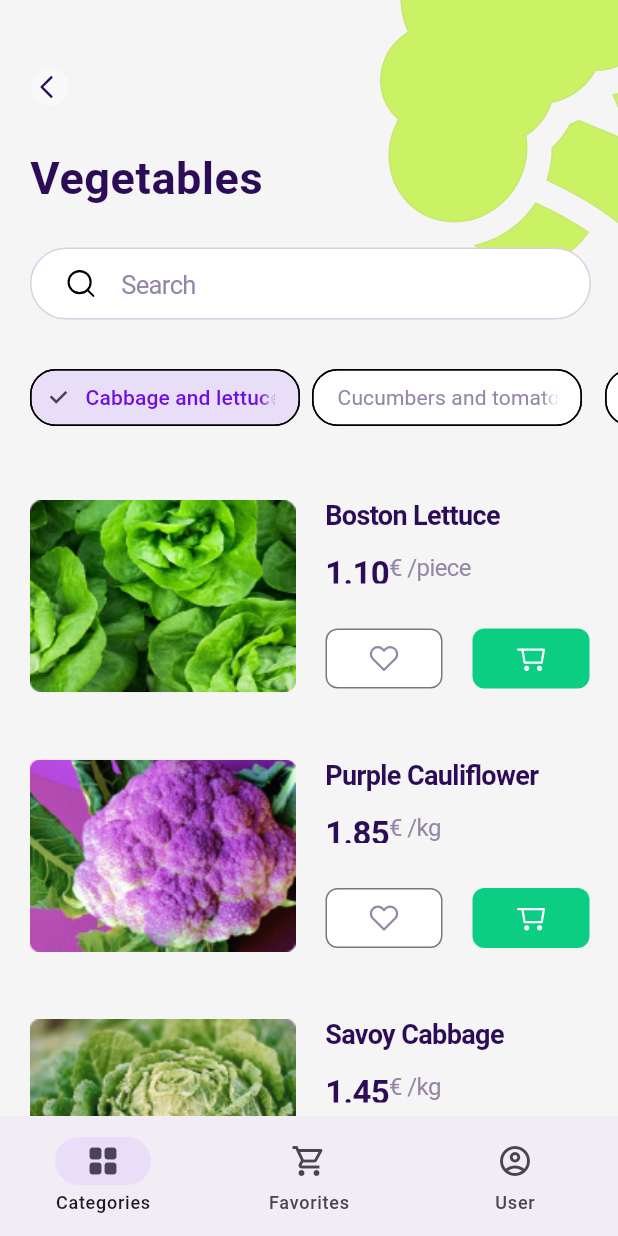
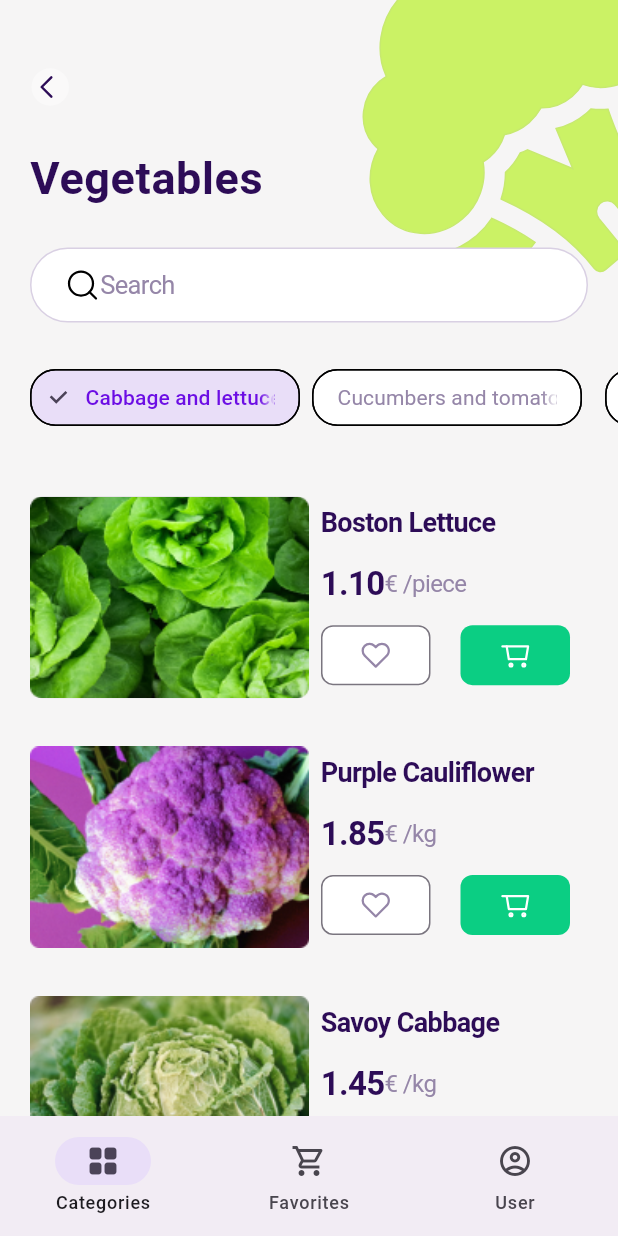
Before and after one commit to assyaIsk/flutter, a Flutter app: the Tabs screen opened by its route, on a phone screen of 412 x 824 dp. Run offline on Flutter 3.47's test engine with Material 3 defaults, Android fonts, the phone set to English and light mode, and no system bars; our stand-ins replace bloc, flutter_bloc, flutter_svg, freezed_annotation.

Commit message:
more adaptive

```diff
--- a/lib/widgets/header/header.dart
+++ b/lib/widgets/header/header.dart
@@ -14,61 +14,36 @@ class Header extends StatelessWidget {
       height: 215,
       child: Stack(
         children: [
-          Positioned(
-            left: 232,
-            top: -40,
-            child: Center(
-              child: SvgPicture.asset(
-                'assets/svg/vegetables.svg',
-                width: 234,
-                height: 234,
-              ),
+          Align(
+            alignment: Alignment.topRight,
+            child: SvgPicture.asset(
+              'assets/svg/vegetables.svg',
             ),
           ),
           Positioned(
             left: 20,
             top: 97,
-            child: Align(
-              child: SizedBox(
-                width: 158,
-                height: 41,
-                child:
-                    Text(screenName, style: AppStyles.detailTitleTextStyle30),
-              ),
-            ),
+            child: Text(screenName, style: AppStyles.detailTitleTextStyle30),
           ),
           if (isFirstTab)
             Positioned(
               left: 20,
               top: 165,
               child: Container(
+                width: MediaQuery.of(context).size.width - 40,
                 padding: const EdgeInsets.fromLTRB(22, 12, 22, 12),
-                width: 374,
-                height: 48,
                 decoration: BoxDecoration(
                   border: Border.all(color: AppStyles.violetColor3),
                   color: AppStyles.whiteBtnColor,
                   borderRadius: BorderRadius.circular(27),
                 ),
                 child: Row(
-                  crossAxisAlignment: CrossAxisAlignment.center,
                   children: [
-                    Flexible(
-                      child: Container(
-                        margin: const EdgeInsets.fromLTRB(0, 0, 16, 0),
-                        child: SvgPicture.asset(
-                          'assets/svg/search.svg',
-                          width: 24,
-                          height: 24,
-                        ),
-                      ),
+                    SvgPicture.asset(
+                      'assets/svg/search.svg',
                     ),
-                    const SizedBox(
-                      width: 290,
-                      height: 24,
-                      child: Text('Search',
-                          style: AppStyles.detailVioletTextStyle17),
-                    ),
+                    const Text('Search',
+                        style: AppStyles.detailVioletTextStyle17),
                   ],
                 ),
               ),
--- a/lib/widgets/vegetables/vegetable_list.dart
+++ b/lib/widgets/vegetables/vegetable_list.dart
@@ -15,6 +15,8 @@ class VegetableList extends StatelessWidget {
 
   @override
   Widget build(BuildContext context) {
+    final halfWidth = MediaQuery.of(context).size.width / 2 - 20;
+    final quarterWidth = halfWidth / 2 - 20;
     return BlocConsumer<FavoritesCubit, FavoritesState>(
       listener: (context, state) {},
       builder: (context, state) {
@@ -24,17 +26,12 @@ class VegetableList extends StatelessWidget {
             itemCount: vegetables.length,
             itemBuilder: (context, index) {
               return Container(
-                alignment: Alignment.topCenter,
-                margin: const EdgeInsets.fromLTRB(0, 0, 0, 8),
                 padding: const EdgeInsets.fromLTRB(20, 16, 0, 16),
-                height: 165,
                 child: Row(
                     crossAxisAlignment: CrossAxisAlignment.center,
                     children: [
                       Container(
-                        margin: const EdgeInsets.fromLTRB(0, 0, 20, 0),
-                        width: 177,
-                        height: 128,
+                        width: halfWidth,
                         decoration: BoxDecoration(
                           borderRadius: BorderRadius.circular(8),
                           color: AppStyles.violetLightColor,
@@ -50,61 +47,47 @@ class VegetableList extends StatelessWidget {
                           },
                           child: Image.asset(
                             vegetables[index].imageUrl,
+                            fit: BoxFit.cover,
                           ),
                         ),
                       ),
+                      const SizedBox(
+                        width: 8,
+                      ),
                       SizedBox(
-                        width: 177,
+                        width: halfWidth,
                         child: Column(
                           crossAxisAlignment: CrossAxisAlignment.start,
                           children: [
-                            SizedBox(
-                              width: 177,
-                              height: 24,
-                              child: Text(vegetables[index].name,
+                            Text(vegetables[index].name,
                                 style: AppStyles.violetDarkTextStyle18),
-                            ),
                             const SizedBox(
                               height: 12,
                             ),
-                            SizedBox(
-                              width: 110,
-                              height: 22,
-                              child: Row(
+                            Row(
                               crossAxisAlignment: CrossAxisAlignment.center,
                               children: [
-                                  Flexible(
-                                    child: Text(
-                                      vegetables[index]
-                                          .price
-                                          .toStringAsFixed(2),
+                                Text(
+                                  vegetables[index].price.toStringAsFixed(2),
                                   style: AppStyles.detailTextStyle22,
                                 ),
-                                  ),
-                                  Center(
-                                    child: Text(
+                                Text(
                                   '€ /${vegetables[index].unit.name}',
                                   textAlign: TextAlign.center,
                                   style: AppStyles.violetTextStyle16,
                                 ),
-                                  ),
                               ],
                             ),
+                            const SizedBox(
+                              height: 8,
                             ),
-                            const SizedBox(
-                              height: 30,
-                            ),
-                            SizedBox(
-                              width: 177,
-                              height: 40,
-                              child: Row(
+                            Row(
                               crossAxisAlignment: CrossAxisAlignment.center,
                               children: [
                                 Container(
+                                  width: quarterWidth,
                                   margin:
                                       const EdgeInsets.fromLTRB(0, 0, 20, 0),
-                                    width: 78,
-                                    height: 40,
                                   child: OutlinedButton(
                                       onPressed: () => {
                                             context
@@ -125,32 +108,23 @@ class VegetableList extends StatelessWidget {
                                       child: state.when(
                                           initial: () => SvgPicture.asset(
                                                 'assets/svg/heart.svg',
-                                                  width: 20,
-                                                  height: 20,
                                               ),
                                           favorite: (vegetable, isFavorite) =>
                                               vegetables[index].isFavorite ==
                                                       false
                                                   ? SvgPicture.asset(
                                                       'assets/svg/heart.svg',
-                                                        width: 20,
-                                                        height: 20,
                                                     )
                                                   : SvgPicture.asset(
                                                       'assets/svg/favorite.svg',
-                                                        width: 20,
-                                                        height: 20,
                                                     ))),
                                 ),
                                 SizedBox(
-                                    width: 78,
-                                    height: 40,
+                                  width: quarterWidth,
                                   child: IconButton(
                                     color: AppStyles.greenBtnColor,
                                     icon: SvgPicture.asset(
                                       'assets/svg/shopping-cart.svg',
-                                        width: 20,
-                                        height: 20,
                                     ),
                                     onPressed: () {},
                                     style: OutlinedButton.styleFrom(
@@ -158,13 +132,11 @@ class VegetableList extends StatelessWidget {
                                         borderRadius:
                                             BorderRadius.circular(8.0),
                                       ),
-                                        backgroundColor:
-                                            AppStyles.greenBtnColor,
+                                      backgroundColor: AppStyles.greenBtnColor,
                                     ),
                                   ),
                                 ),
                               ],
-                              ),
                             ),
                           ],
                         ),
```
Lines whose indentation alone changed are shown as unchanged.
